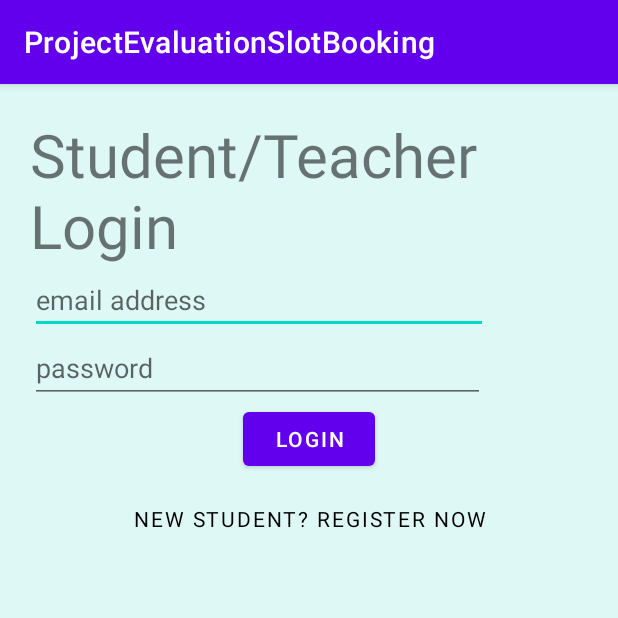
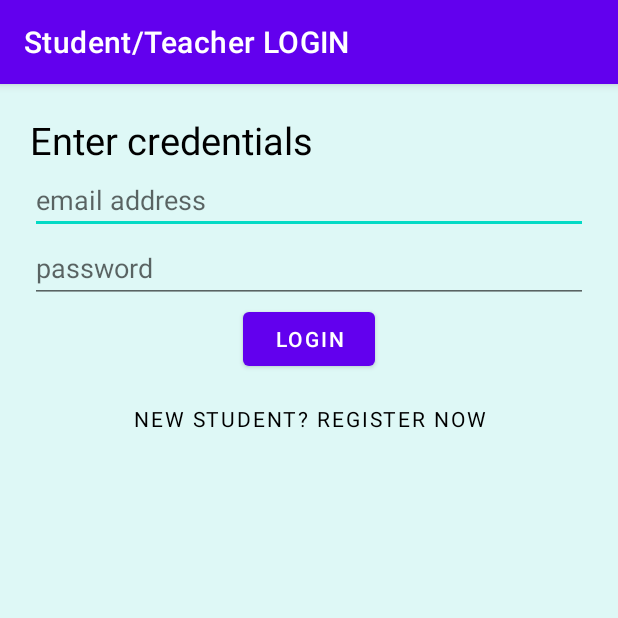
Before and after one commit to razarehan/ProjectEvaluationSlotBooking, an Android app: the screen it shows after launch (LoginActivity), on a phone screen of 412 x 824 dp, the top half of it. Run offline under Robolectric (Android 15) with nearby library versions, the phone set to English and light mode, and no system bars; our stand-ins replace Firebase (no records; nobody signed in at launch, a user with empty details on screens opened directly).

Commit message:
Title for each Activity in Action Bar

```diff
--- a/app/src/main/java/com/team9/projectevaluationslotbooking/AdminActivity.java
+++ b/app/src/main/java/com/team9/projectevaluationslotbooking/AdminActivity.java
@@ -35,6 +35,7 @@ public class AdminActivity extends AppCompatActivity {
     protected void onCreate(Bundle savedInstanceState) {
         super.onCreate(savedInstanceState);
         setContentView(R.layout.activity_admin);
+        getSupportActionBar().setTitle("Admin Panel");
 
         teacherAdd = (Button)findViewById(R.id.button3);
         logout = (Button)findViewById(R.id.btnlogout);
--- a/app/src/main/java/com/team9/projectevaluationslotbooking/BookSlotActivity.java
+++ b/app/src/main/java/com/team9/projectevaluationslotbooking/BookSlotActivity.java
@@ -61,6 +61,7 @@ public class BookSlotActivity extends AppCompatActivity {
     protected void onCreate(Bundle savedInstanceState) {
         super.onCreate(savedInstanceState);
         setContentView(R.layout.activity_book_slot);
+        getSupportActionBar().setTitle("Book Slot");
 
         dateVal = (EditText)findViewById(R.id.editTextDate);
         pName = (EditText)findViewById(R.id.projectName);
--- a/app/src/main/java/com/team9/projectevaluationslotbooking/HomeActivity.java
+++ b/app/src/main/java/com/team9/projectevaluationslotbooking/HomeActivity.java
@@ -33,6 +33,7 @@ public class HomeActivity extends AppCompatActivity {
     protected void onCreate(Bundle savedInstanceState) {
         super.onCreate(savedInstanceState);
         setContentView(R.layout.activity_home);
+        getSupportActionBar().setTitle("Student Home Page");
 
         btnMsg = (Button)findViewById((R.id.btnMsg));
         btnLogout = (Button)findViewById(R.id.btnlogout);
--- a/app/src/main/java/com/team9/projectevaluationslotbooking/LoginActivity.java
+++ b/app/src/main/java/com/team9/projectevaluationslotbooking/LoginActivity.java
@@ -27,7 +27,7 @@ public class LoginActivity extends AppCompatActivity {
     protected void onCreate(Bundle savedInstanceState) {
         super.onCreate(savedInstanceState);
         setContentView(R.layout.activity_login);
-
+        getSupportActionBar().setTitle("Student/Teacher LOGIN");
         fAuth = FirebaseAuth.getInstance();
 
         user = (EditText)findViewById(R.id.editTextTextEmailAddress);
--- a/app/src/main/java/com/team9/projectevaluationslotbooking/MainActivity.java
+++ b/app/src/main/java/com/team9/projectevaluationslotbooking/MainActivity.java
@@ -10,5 +10,6 @@ public class MainActivity extends AppCompatActivity {
     protected void onCreate(Bundle savedInstanceState) {
         super.onCreate(savedInstanceState);
         setContentView(R.layout.activity_main);
+        getSupportActionBar().setTitle("Main Activity");
     }
 }
--- a/app/src/main/java/com/team9/projectevaluationslotbooking/MarkSlotActivity.java
+++ b/app/src/main/java/com/team9/projectevaluationslotbooking/MarkSlotActivity.java
@@ -15,7 +15,7 @@ public class MarkSlotActivity extends AppCompatActivity
     protected void onCreate(Bundle savedInstanceState) {
         super.onCreate(savedInstanceState);
         setContentView(R.layout.activity_mark_slot);
-
+        getSupportActionBar().setTitle("Mark Slot");
         Intent intent = getIntent();
         String pname = intent.getStringExtra("pname");
         String reqDate = intent.getStringExtra("reqDate");
--- a/app/src/main/java/com/team9/projectevaluationslotbooking/MessageActivity.java
+++ b/app/src/main/java/com/team9/projectevaluationslotbooking/MessageActivity.java
@@ -14,6 +14,7 @@ public class MessageActivity extends AppCompatActivity {
     protected void onCreate(Bundle savedInstanceState) {
         super.onCreate(savedInstanceState);
         setContentView(R.layout.activity_message);
+        getSupportActionBar().setTitle("Message");
 
         btnCmp = (Button)findViewById(R.id.btnCmp);
         btnInbox = (Button)findViewById(R.id.btnInbox);
--- a/app/src/main/java/com/team9/projectevaluationslotbooking/MessageComposeActivity.java
+++ b/app/src/main/java/com/team9/projectevaluationslotbooking/MessageComposeActivity.java
@@ -23,6 +23,7 @@ public class MessageComposeActivity extends AppCompatActivity {
     protected void onCreate(Bundle savedInstanceState) {
         super.onCreate(savedInstanceState);
         setContentView(R.layout.activity_message_compose);
+        getSupportActionBar().setTitle("Compose Message");
 
         btnSend = (Button)findViewById(R.id.button);
         btnCancel = (Button)findViewById(R.id.button2);
--- a/app/src/main/java/com/team9/projectevaluationslotbooking/NotificationActivity.java
+++ b/app/src/main/java/com/team9/projectevaluationslotbooking/NotificationActivity.java
@@ -27,6 +27,7 @@ public class NotificationActivity extends AppCompatActivity {
     protected void onCreate(Bundle savedInstanceState) {
         super.onCreate(savedInstanceState);
         setContentView(R.layout.activity_notification);
+        getSupportActionBar().setTitle("Notifications");
 
         recyclerView = (RecyclerView)findViewById(R.id.recyclerView2);
         recyclerView.setLayoutManager(new LinearLayoutManager(this));
--- a/app/src/main/java/com/team9/projectevaluationslotbooking/RegistrationActivity.java
+++ b/app/src/main/java/com/team9/projectevaluationslotbooking/RegistrationActivity.java
@@ -36,6 +36,7 @@ public class RegistrationActivity extends AppCompatActivity {
     protected void onCreate(Bundle savedInstanceState) {
         super.onCreate(savedInstanceState);
         setContentView(R.layout.activity_registration);
+        getSupportActionBar().setTitle("Student Registration");
 
         //myDB = new DBHandler(this);
         fname = (EditText)findViewById(R.id.fname);
--- a/app/src/main/java/com/team9/projectevaluationslotbooking/TeacherActivity.java
+++ b/app/src/main/java/com/team9/projectevaluationslotbooking/TeacherActivity.java
@@ -32,6 +32,7 @@ public class TeacherActivity extends AppCompatActivity {
     protected void onCreate(Bundle savedInstanceState) {
         super.onCreate(savedInstanceState);
         setContentView(R.layout.activity_teacher);
+        getSupportActionBar().setTitle("Teacher Home Page");
 
         btnMsg = (Button)findViewById((R.id.btnMsg));
         btnLogout = (Button)findViewById(R.id.btnlogout);
--- a/app/src/main/res/layout/activity_home.xml
+++ b/app/src/main/res/layout/activity_home.xml
@@ -25,6 +25,8 @@
         android:layout_marginLeft="40dp"
         android:layout_marginTop="41dp"
         android:text="TextView"
+        android:textColor="#000000"
+        android:textSize="18sp"
         app:layout_constraintStart_toStartOf="parent"
         app:layout_constraintTop_toTopOf="parent" />
 
@@ -46,7 +48,7 @@
         android:id="@+id/btn_BookSlot"
         android:layout_width="wrap_content"
         android:layout_height="wrap_content"
-        android:layout_marginTop="116dp"
+        android:layout_marginTop="120dp"
         android:layout_marginEnd="70dp"
         android:layout_marginRight="70dp"
         android:text="Book Slot"
--- a/app/src/main/res/layout/activity_login.xml
+++ b/app/src/main/res/layout/activity_login.xml
@@ -16,13 +16,13 @@
         android:layout_width="wrap_content"
         android:layout_height="wrap_content"
         android:fontFamily="Arial"
-        android:text="Student/Teacher Login"
-        android:textSize="40dp" />
-
+        android:text="Enter credentials"
+        android:textColor="#000000"
+        android:textSize="25dp" />
 
     <EditText
         android:id="@+id/editTextTextEmailAddress"
-        android:layout_width="305dp"
+        android:layout_width="match_parent"
         android:layout_height="45dp"
         android:ems="10"
         android:hint="email address"
@@ -37,7 +37,7 @@
 
     <EditText
         android:id="@+id/editTextTextPassword"
-        android:layout_width="303dp"
+        android:layout_width="match_parent"
         android:layout_height="46dp"
         android:ems="10"
         android:hint="password"
--- a/app/src/main/res/layout/activity_registration.xml
+++ b/app/src/main/res/layout/activity_registration.xml
@@ -25,7 +25,7 @@
         android:id="@+id/textView"
         android:layout_width="wrap_content"
         android:layout_height="wrap_content"
-        android:text="Student Registration"
+        android:text="Enter details"
         android:textColor="@color/black"
         android:textSize="25dp"
         app:layout_constraintBottom_toBottomOf="parent"
```
Also changed, not shown: app/src/main/java/com/team9/projectevaluationslotbooking/MessageInboxActivity.java (+10 -3 lines), app/src/main/res/layout/activity_message_inbox.xml (+9 -0 lines).
